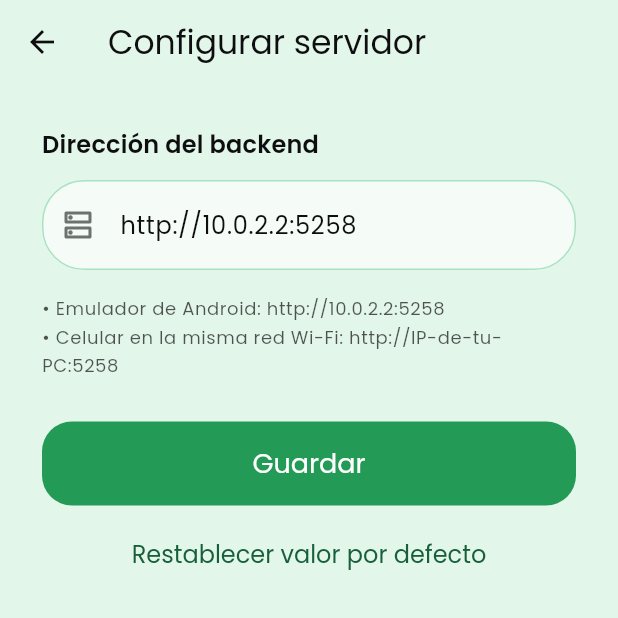
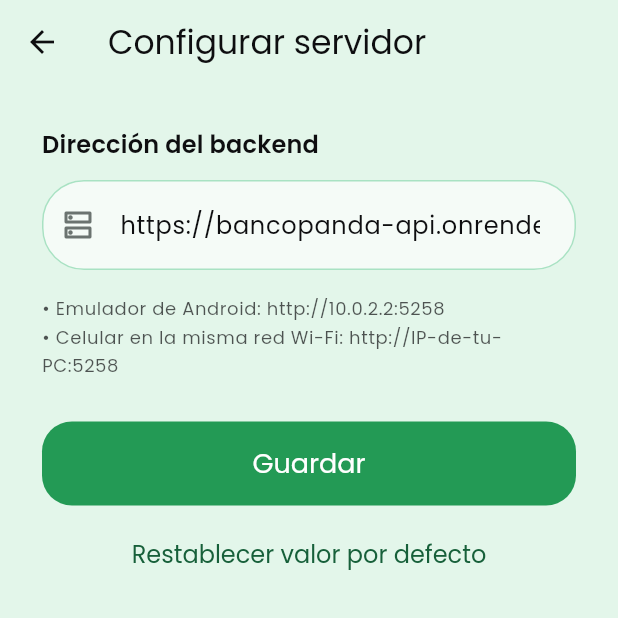
Before and after one commit to allanyanx/bancopanda-app, a Flutter app: the ServerSettingsScreen screen opened by its route, on a phone screen of 412 x 824 dp, the top half of it. Run offline on Flutter 3.47's test engine with Material 3 defaults, Android fonts, the phone set to English and light mode, and no system bars; our stand-ins replace flutter_secure_storage, go_router, google_fonts; accounts and stored records are empty; network calls fail.

Commit message:
ya se acabo, finalmente

```diff
--- a/lib/core/config/app_settings.dart
+++ b/lib/core/config/app_settings.dart
@@ -5,7 +5,7 @@ import '../storage/key_value_storage.dart';
 class AppSettings extends ChangeNotifier {
   AppSettings(this._storage);
 
-  static const defaultServerUrl = 'http://10.0.2.2:5258';
+  static const defaultServerUrl = 'https://bancopanda-api.onrender.com';
   static const _serverUrlKey = 'url_servidor';
 
   final KeyValueStorage _storage;
@@ -32,6 +32,8 @@ class AppSettings extends ChangeNotifier {
 
   static String _normalizar(String url) {
     final limpia = url.trim();
-    return limpia.endsWith('/') ? limpia.substring(0, limpia.length - 1) : limpia;
+    return limpia.endsWith('/')
+        ? limpia.substring(0, limpia.length - 1)
+        : limpia;
   }
 }
--- a/lib/core/network/api_client.dart
+++ b/lib/core/network/api_client.dart
@@ -10,7 +10,7 @@ class ApiClient {
   ApiClient({required this._settings, http.Client? httpClient})
     : _http = httpClient ?? http.Client();
 
-  static const _timeout = Duration(seconds: 10);
+  static const _timeout = Duration(seconds: 100);
 
   final AppSettings _settings;
   final http.Client _http;
```
Also changed, not shown: lib/features/profile/view/widgets/profile_field.dart (+7 -2 lines).
